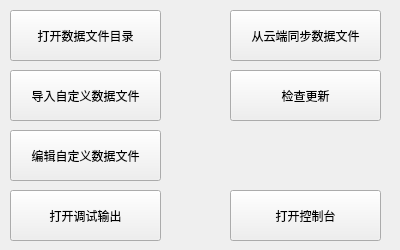
First picture: the form in ui/FormUtility.ui, repository Pitrick3141/RogueLifePy, before the edit.
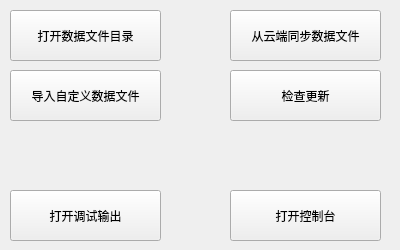
Second picture: the form after the edit.

```diff
--- a/ui/FormUtility.ui
+++ b/ui/FormUtility.ui
@@ -64,19 +64,6 @@
     <string>打开控制台</string>
    </property>
   </widget>
-  <widget class="QPushButton" name="buttonCustomDataFile">
-   <property name="geometry">
-    <rect>
-     <x>10</x>
-     <y>130</y>
-     <width>151</width>
-     <height>51</height>
-    </rect>
-   </property>
-   <property name="text">
-    <string>编辑自定义数据文件</string>
-   </property>
-  </widget>
   <widget class="QPushButton" name="buttonDebug">
    <property name="geometry">
     <rect>
```
